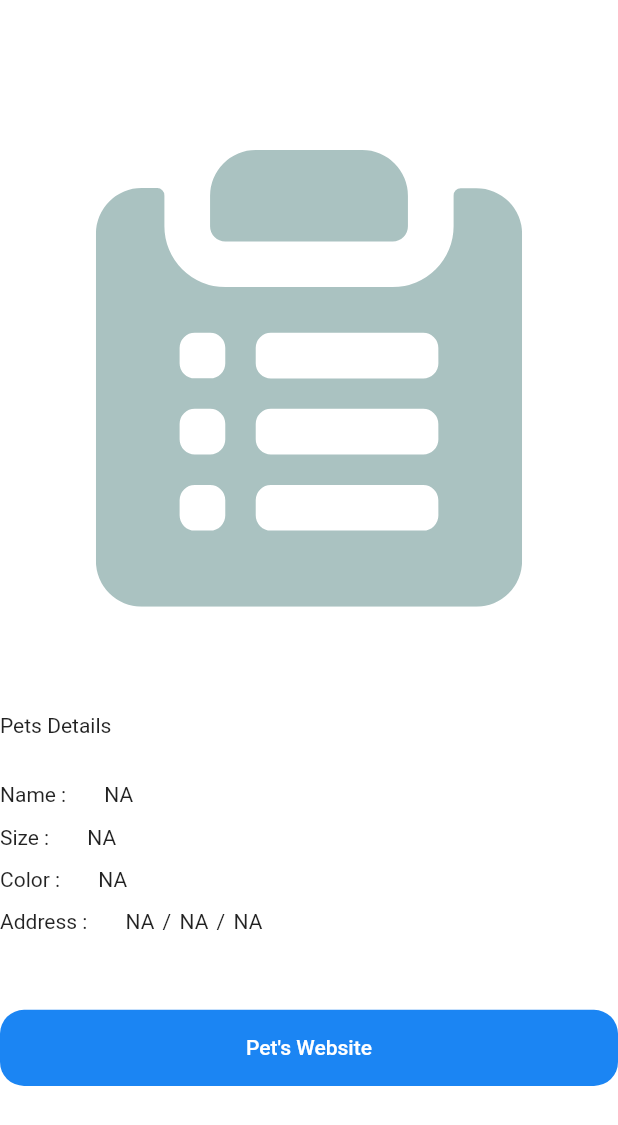
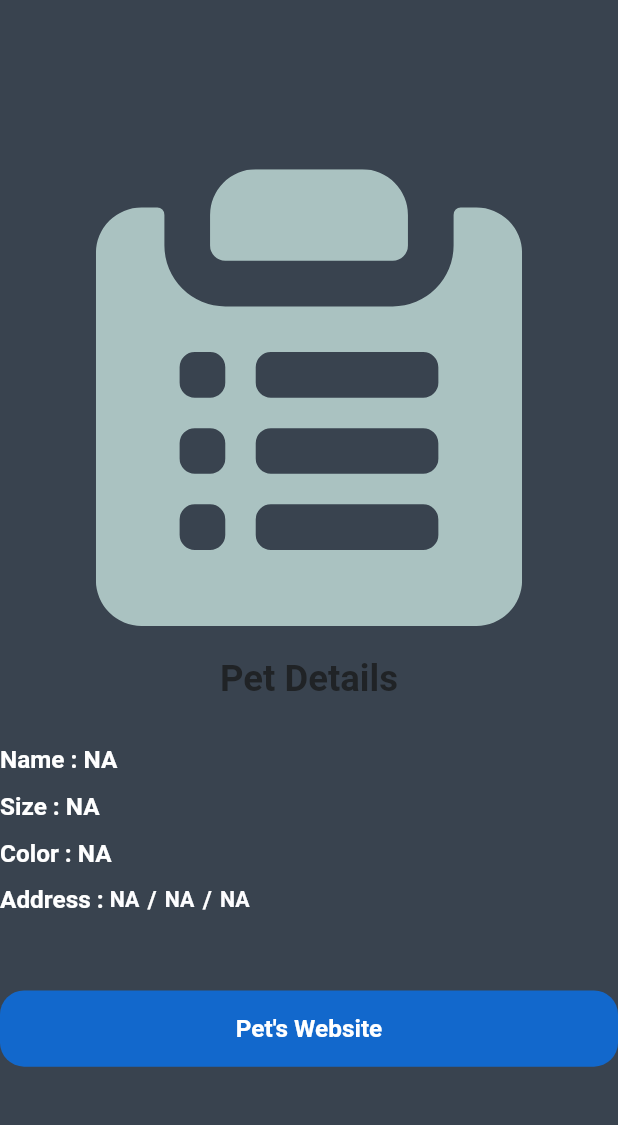
Before and after one commit to karar0120/pets_finder, a Flutter app: the AnimalDetailsCard widget shown alone on an empty page, opened directly with empty values, on a phone screen of 412 x 824 dp. Shown: the top 1125 px of the screen. Run offline on Flutter 3.47's test engine with Material 2 defaults, Android fonts, the phone set to English and light mode, and no system bars; our stand-ins replace bloc, cached_network_image, dio, equatable, flutter_bloc, flutter_screenutil and 10 more; accounts and stored records are empty; generated files the repository leaves out were written again; network calls fail.

Commit message:
added style to card added style to tab bar added style to text and image holder

```diff
--- a/lib/core/helper/strings_manger.dart
+++ b/lib/core/helper/strings_manger.dart
@@ -1,6 +1,6 @@
 class AppString {
   static const String pets = "Pets";
-  static const String petsDetails = "Pets Details";
+  static const String petsDetails = "Pet Details";
   static const String type = 'Type : ';
 
   static const String gender = 'Gender : ';
@@ -17,4 +17,5 @@ class AppString {
   static const String address = 'Address : ';
   static const String petsWebsite = "Pet's Website";
   static const String nullValue = "NA";
+  static const String petsFinderApp = 'Pets Finder App';
 }
--- a/lib/core/helper/values_manger.dart
+++ b/lib/core/helper/values_manger.dart
@@ -40,6 +40,7 @@ class AppSize {
   static const double s28 = 28.0;
   static const double s30 = 30.0;
   static const double s40 = 40.0;
+  static const double s45 = 45.0;
   static const double s50 = 50.0;
   static const double s60 = 60.0;
   static const double s70 = 70.0;
@@ -53,4 +54,7 @@ class AppSize {
 
   static const double s250 = 250.0;
   static const double s300 = 300.0;
+  static const double s375 = 375.0;
+
+  static const double s812 = 812.0;
 }
--- a/lib/core/theming/color.dart
+++ b/lib/core/theming/color.dart
@@ -1,10 +1,13 @@
 import 'package:flutter/material.dart';
 
 class ColorsManager {
-  static const Color mainBlue = Color(0xFF1B85F3);
-  static const Color darkBlue = Color(0xFF2A3240);
-  static const Color gray = Color(0xFF757575);
+  static const Color mainBlue = Color(0xFF1268CC);
+  static const Color darkBlue = Color(0x0f313945);
+  static const Color dark = Color(0xff202326);
+  static const Color gray = Color(0xFF39434F);
   static const Color lightGray = Color(0xFFC2C2C2);
   static const Color lighterGray = Color(0xFFEDEDED);
   static const Color moreLightGray = Color(0xFFFDFDFF);
+  static const Color yallow = Color(0xffFFC542);
+  static const Color grayLight = Color(0xffD9DFE6);
 }
--- a/lib/core/theming/styles.dart
+++ b/lib/core/theming/styles.dart
@@ -67,8 +67,8 @@ class TextStyles {
 
   static TextStyle font14LightGrayRegular = TextStyle(
     fontSize: 14.sp,
-    fontWeight: FontWeightHelper.regular,
-    color: ColorsManager.lightGray,
+    fontWeight: FontWeightHelper.semiBold,
+    color: ColorsManager.moreLightGray,
   );
 
   static TextStyle font14DarkBlueMedium = TextStyle(
--- /dev/null
+++ b/lib/core/theming/theme_data.dart
@@ -0,0 +1,9 @@
+import 'package:flutter/material.dart';
+import 'package:pets_finder/core/theming/color.dart';
+
+ThemeData themeData = ThemeData(
+    appBarTheme: const AppBarTheme(backgroundColor: ColorsManager.dark),
+    primaryColor: ColorsManager.mainBlue,
+    scaffoldBackgroundColor: ColorsManager.gray,
+    cardColor: ColorsManager.dark,
+    indicatorColor: ColorsManager.gray);
--- a/lib/core/widget/app_bar.dart
+++ b/lib/core/widget/app_bar.dart
@@ -35,7 +35,6 @@ class GeneralAppBar extends StatelessWidget implements PreferredSizeWidget {
       child: AppBar(
         automaticallyImplyLeading: false,
         leadingWidth: leadingWidth,
-        backgroundColor: appBarColor ?? Theme.of(context).toggleableActiveColor,
         centerTitle: centerTitle ?? true,
         title: title,
         elevation: elevation,
--- a/lib/core/widget/image_holder.dart
+++ b/lib/core/widget/image_holder.dart
@@ -28,7 +28,6 @@ class CachedImage extends StatelessWidget {
         width: width ?? AppSize.s90.h,
         child: SvgPicture.asset(
           ImageManger.imagePlaceHolder,
-          //  fit: BoxFit.cover,
         ),
       );
     } else {
@@ -41,7 +40,7 @@ class CachedImage extends StatelessWidget {
           width: width ?? AppSize.s90.w,
           placeholder: (context, url) => Center(
             child: LoadingAnimationWidget.discreteCircle(
-                color: ColorsManager.mainBlue,
+                color: ColorsManager.moreLightGray,
                 size: AppSize.s30,
                 secondRingColor: Colors.transparent,
                 thirdRingColor: Colors.transparent),
--- a/lib/core/widget/loader.dart
+++ b/lib/core/widget/loader.dart
@@ -11,7 +11,7 @@ class LoaderWidget extends StatelessWidget {
   Widget build(BuildContext context) {
     return Center(
       child: SpinKitThreeBounce(
-        color: ColorsManager.darkBlue,
+        color: ColorsManager.moreLightGray,
         size: sizeLoader.sw,
       ),
     );
--- a/lib/features/animals/presentation/ui/widget/animal_details_card.dart
+++ b/lib/features/animals/presentation/ui/widget/animal_details_card.dart
@@ -4,6 +4,8 @@ import 'package:pets_finder/core/helper/launch_url.dart';
 import 'package:pets_finder/core/helper/spacing.dart';
 import 'package:pets_finder/core/helper/strings_manger.dart';
 import 'package:pets_finder/core/helper/values_manger.dart';
+import 'package:pets_finder/core/theming/color.dart';
+import 'package:pets_finder/core/theming/styles.dart';
 import 'package:pets_finder/core/widget/app_text_button.dart';
 import 'package:pets_finder/core/widget/image_holder.dart';
 import 'package:pets_finder/features/animals/domain/entity/details_animal.dart';
@@ -24,8 +26,14 @@ class AnimalDetailsCard extends StatelessWidget {
           height: AppSize.s300.h,
           width: double.infinity,
         ),
-        verticalSpace(AppSize.s70),
-        const Text(AppString.petsDetails),
+        verticalSpace(AppSize.s20),
+        Center(
+          child: Text(
+            AppString.petsDetails,
+            style:
+                TextStyles.font24BlackBold.copyWith(color: ColorsManager.dark),
+          ),
+        ),
         verticalSpace(AppSize.s30),
         AnimalDetailsCardItem(
           title: AppString.name,
@@ -54,7 +62,7 @@ class AnimalDetailsCard extends StatelessWidget {
         verticalSpace(AppSize.s50),
         AppTextButton(
             buttonText: AppString.petsWebsite,
-            textStyle: const TextStyle(color: Colors.white),
+            textStyle: TextStyles.font16WhiteSemiBold,
             onPressed: () {
               launchLink(animalDetails.url);
             })
--- a/lib/features/animals/presentation/ui/widget/animal_details_card_item.dart
+++ b/lib/features/animals/presentation/ui/widget/animal_details_card_item.dart
@@ -2,6 +2,7 @@ import 'package:flutter/material.dart';
 import 'package:pets_finder/core/helper/spacing.dart';
 import 'package:pets_finder/core/helper/strings_manger.dart';
 import 'package:pets_finder/core/helper/values_manger.dart';
+import 'package:pets_finder/core/theming/styles.dart';
 import 'package:pets_finder/features/animals/domain/entity/details_animal.dart';
 
 class AnimalDetailsCardItem extends StatelessWidget {
@@ -15,12 +16,50 @@ class AnimalDetailsCardItem extends StatelessWidget {
     return Row(
       mainAxisAlignment: MainAxisAlignment.start,
       children: [
+        AnimalDetailsCardItemTitle(
+          title: title,
+        ),
+        AnimalDetailsCardItemValue(
+          value: value,
+        )
+      ],
+    );
+  }
+}
+
+class AnimalDetailsCardItemTitle extends StatelessWidget {
+  final String title;
+
+  const AnimalDetailsCardItemTitle({super.key, required this.title});
+
+  @override
+  Widget build(BuildContext context) {
+    return Column(
+      mainAxisAlignment: MainAxisAlignment.start,
+      children: [
         Text(
           title,
+          style: TextStyles.font16WhiteSemiBold,
         ),
-        horizontalSpace(AppSize.s20),
-        // const Spacer(),
-        Text(value)
+      ],
+    );
+  }
+}
+
+class AnimalDetailsCardItemValue extends StatelessWidget {
+  final String value;
+
+  const AnimalDetailsCardItemValue({super.key, required this.value});
+
+  @override
+  Widget build(BuildContext context) {
+    return Column(
+      mainAxisAlignment: MainAxisAlignment.start,
+      children: [
+        Text(
+          value,
+          style: TextStyles.font16WhiteSemiBold,
+        ),
       ],
     );
   }
@@ -35,28 +74,46 @@ class AnimalDetailsAddressCardItem extends StatelessWidget {
     return Row(
       mainAxisAlignment: MainAxisAlignment.start,
       children: [
-        const Text(
-          AppString.address,
+        Column(
+          children: [
+            Text(
+              AppString.address,
+              style: TextStyles.font16WhiteSemiBold,
+            ),
+          ],
         ),
-        horizontalSpace(AppSize.s20),
-        //  const Spacer(),
         Row(
           children: [
-            Text(addressDetails.city.isEmpty
-                ? AppString.nullValue
-                : addressDetails.city),
+            Text(
+              addressDetails.city.isEmpty
+                  ? AppString.nullValue
+                  : addressDetails.city,
+              style: TextStyles.font14LightGrayRegular,
+            ),
             horizontalSpace(AppSize.s5),
-            const Text("/"),
+            Text(
+              "/",
+              style: TextStyles.font16WhiteSemiBold,
+            ),
             horizontalSpace(AppSize.s5),
-            Text(addressDetails.state.isEmpty
-                ? AppString.nullValue
-                : addressDetails.state),
+            Text(
+              addressDetails.state.isEmpty
+                  ? AppString.nullValue
+                  : addressDetails.state,
+              style: TextStyles.font14LightGrayRegular,
+            ),
             horizontalSpace(AppSize.s5),
-            const Text("/"),
+            Text(
+              "/",
+              style: TextStyles.font16WhiteSemiBold,
+            ),
             horizontalSpace(AppSize.s5),
-            Text(addressDetails.country.isEmpty
-                ? AppString.nullValue
-                : addressDetails.country)
+            Text(
+              addressDetails.country.isEmpty
+                  ? AppString.nullValue
+                  : addressDetails.country,
+              style: TextStyles.font14LightGrayRegular,
+            )
           ],
         )
       ],
--- a/lib/features/animals/presentation/ui/widget/animals_content.dart
+++ b/lib/features/animals/presentation/ui/widget/animals_content.dart
@@ -15,8 +15,8 @@ class AnimlasContent extends StatelessWidget {
       padding: const EdgeInsets.all(AppPadding.p12),
       child: Column(
         children: [
+          verticalSpace(AppSize.s5),
           const TapBarViews(),
-          verticalSpace(AppSize.s20),
           const AnimlasList()
         ],
       ),
--- a/lib/features/animals/presentation/ui/widget/animals_list_view.dart
+++ b/lib/features/animals/presentation/ui/widget/animals_list_view.dart
@@ -1,7 +1,6 @@
 import 'package:flutter/material.dart';
 import 'package:flutter_bloc/flutter_bloc.dart';
 import 'package:pets_finder/core/helper/extensions.dart';
-import 'package:pets_finder/core/helper/spacing.dart';
 import 'package:pets_finder/core/helper/values_manger.dart';
 import 'package:pets_finder/core/routing/routes.dart';
 import 'package:pets_finder/core/widget/loader.dart';
@@ -56,8 +55,7 @@ class AnimlasList extends StatelessWidget {
                     }
                   }
                 }
-              })
-                ..add(verticalSpace(AppSize.s25)),
+              }),
             );
           },
         ));
```
Also changed, not shown: lib/features/animals/presentation/ui/screens/animals_screens.dart (+7 -1 lines), lib/features/animals/presentation/ui/widget/animals_card.dart (+40 -6 lines), lib/features/animals/presentation/ui/widget/tab_view.dart (+25 -39 lines), lib/pets_app.dart (+6 -6 lines).
